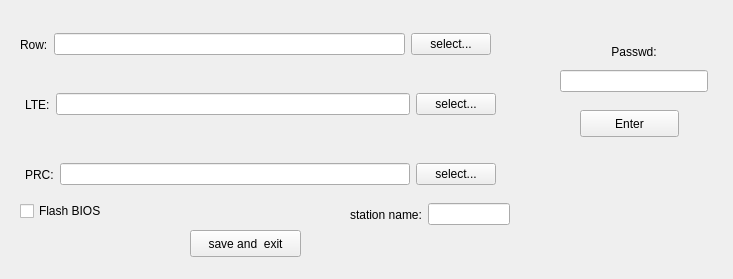
Before: the Qt Designer form settingfwver.ui in archerHe/heyuan, drawn with Qt 5.
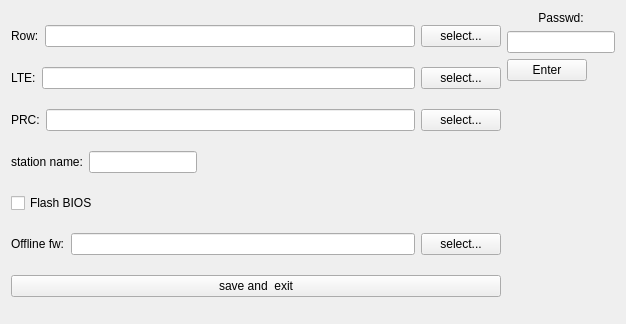
After: the same form once the commit is applied.

Commit message: 1. add offline download mode. 2. mainwindow can be resize.

```diff
--- a/settingfwver.ui
+++ b/settingfwver.ui
@@ -6,35 +6,23 @@
    <rect>
     <x>0</x>
     <y>0</y>
-    <width>733</width>
-    <height>279</height>
+    <width>626</width>
+    <height>324</height>
    </rect>
   </property>
+  <property name="sizePolicy">
+   <sizepolicy hsizetype="Expanding" vsizetype="Preferred">
+    <horstretch>0</horstretch>
+    <verstretch>0</verstretch>
+   </sizepolicy>
+  </property>
   <property name="windowTitle">
    <string>Form</string>
   </property>
-  <widget class="QPushButton" name="btn_exit">
-   <property name="geometry">
-    <rect>
-     <x>190</x>
-     <y>230</y>
-     <width>111</width>
-     <height>27</height>
-    </rect>
-   </property>
-   <property name="text">
-    <string>save and  exit</string>
-   </property>
-  </widget>
-  <widget class="QWidget" name="layoutWidget">
-   <property name="geometry">
-    <rect>
-     <x>20</x>
-     <y>30</y>
-     <width>471</width>
-     <height>29</height>
-    </rect>
-   </property>
+  <layout class="QHBoxLayout" name="horizontalLayout_6">
+   <item>
+    <layout class="QVBoxLayout" name="verticalLayout_2">
+     <item>
    <layout class="QHBoxLayout" name="horizontalLayout">
     <item>
      <widget class="QLabel" name="lbl_row">
@@ -54,16 +42,8 @@
      </widget>
     </item>
    </layout>
-  </widget>
-  <widget class="QWidget" name="layoutWidget">
-   <property name="geometry">
-    <rect>
-     <x>25</x>
-     <y>90</y>
-     <width>471</width>
-     <height>29</height>
-    </rect>
-   </property>
+     </item>
+     <item>
    <layout class="QHBoxLayout" name="horizontalLayout_2">
     <item>
      <widget class="QLabel" name="lbl_lte">
@@ -83,16 +63,8 @@
      </widget>
     </item>
    </layout>
-  </widget>
-  <widget class="QWidget" name="layoutWidget">
-   <property name="geometry">
-    <rect>
-     <x>25</x>
-     <y>160</y>
-     <width>471</width>
-     <height>29</height>
-    </rect>
-   </property>
+     </item>
+     <item>
    <layout class="QHBoxLayout" name="horizontalLayout_3">
     <item>
      <widget class="QLabel" name="lbl_prc">
@@ -112,42 +84,92 @@
      </widget>
     </item>
    </layout>
-  </widget>
-  <widget class="QPushButton" name="btn_passwd">
-   <property name="geometry">
-    <rect>
-     <x>580</x>
-     <y>110</y>
-     <width>99</width>
-     <height>27</height>
-    </rect>
-   </property>
+     </item>
+     <item>
+      <layout class="QHBoxLayout" name="horizontalLayout_4">
+       <item>
+        <widget class="QLabel" name="lbl_station_name">
    <property name="text">
-    <string>Enter</string>
-   </property>
-  </widget>
+          <string>station name:</string>
+         </property>
+        </widget>
+       </item>
+       <item>
+        <widget class="QLineEdit" name="le_station_name">
+         <property name="sizePolicy">
+          <sizepolicy hsizetype="Fixed" vsizetype="Fixed">
+           <horstretch>0</horstretch>
+           <verstretch>0</verstretch>
+          </sizepolicy>
+         </property>
+        </widget>
+       </item>
+       <item>
+        <spacer name="horizontalSpacer">
+         <property name="orientation">
+          <enum>Qt::Horizontal</enum>
+         </property>
+         <property name="sizeHint" stdset="0">
+          <size>
+           <width>124</width>
+           <height>20</height>
+          </size>
+         </property>
+        </spacer>
+       </item>
+      </layout>
+     </item>
+     <item>
   <widget class="QCheckBox" name="ckb_bootloader">
-   <property name="geometry">
-    <rect>
-     <x>20</x>
-     <y>200</y>
-     <width>97</width>
-     <height>22</height>
-    </rect>
-   </property>
    <property name="text">
     <string>Flash BIOS</string>
    </property>
   </widget>
-  <widget class="QWidget" name="">
-   <property name="geometry">
-    <rect>
-     <x>560</x>
-     <y>40</y>
-     <width>148</width>
-     <height>52</height>
-    </rect>
-   </property>
+     </item>
+     <item>
+      <layout class="QHBoxLayout" name="horizontalLayout_5">
+       <item>
+        <widget class="QLabel" name="lbl_offline_fw">
+         <property name="text">
+          <string>Offline fw:</string>
+         </property>
+        </widget>
+       </item>
+       <item>
+        <widget class="QLineEdit" name="le_offline_fw">
+         <property name="sizePolicy">
+          <sizepolicy hsizetype="Expanding" vsizetype="Fixed">
+           <horstretch>0</horstretch>
+           <verstretch>0</verstretch>
+          </sizepolicy>
+         </property>
+        </widget>
+       </item>
+       <item>
+        <widget class="QPushButton" name="btn_select_offline_fw">
+         <property name="sizePolicy">
+          <sizepolicy hsizetype="Fixed" vsizetype="Fixed">
+           <horstretch>0</horstretch>
+           <verstretch>0</verstretch>
+          </sizepolicy>
+         </property>
+         <property name="text">
+          <string>select...</string>
+         </property>
+        </widget>
+       </item>
+      </layout>
+     </item>
+     <item>
+      <widget class="QPushButton" name="btn_exit">
+       <property name="text">
+        <string>save and  exit</string>
+       </property>
+      </widget>
+     </item>
+    </layout>
+   </item>
+   <item>
    <layout class="QVBoxLayout" name="verticalLayout">
     <item>
      <widget class="QLabel" name="lbl_passwd">
@@ -160,32 +182,44 @@
      </widget>
     </item>
     <item>
-     <widget class="QLineEdit" name="le_passwd"/>
-    </item>
-   </layout>
-  </widget>
-  <widget class="QWidget" name="">
-   <property name="geometry">
-    <rect>
-     <x>350</x>
-     <y>200</y>
-     <width>160</width>
-     <height>29</height>
-    </rect>
-   </property>
-   <layout class="QHBoxLayout" name="horizontalLayout_4">
+      <widget class="QLineEdit" name="le_passwd">
+       <property name="sizePolicy">
+        <sizepolicy hsizetype="Fixed" vsizetype="Fixed">
+         <horstretch>0</horstretch>
+         <verstretch>0</verstretch>
+        </sizepolicy>
+       </property>
+      </widget>
+     </item>
     <item>
-     <widget class="QLabel" name="lbl_station_name">
+      <widget class="QPushButton" name="btn_passwd">
+       <property name="sizePolicy">
+        <sizepolicy hsizetype="Fixed" vsizetype="Fixed">
+         <horstretch>0</horstretch>
+         <verstretch>0</verstretch>
+        </sizepolicy>
+       </property>
       <property name="text">
-       <string>station name:</string>
+        <string>Enter</string>
       </property>
      </widget>
     </item>
     <item>
-     <widget class="QLineEdit" name="le_station_name"/>
-    </item>
-   </layout>
-  </widget>
+      <spacer name="verticalSpacer">
+       <property name="orientation">
+        <enum>Qt::Vertical</enum>
+       </property>
+       <property name="sizeHint" stdset="0">
+        <size>
+         <width>20</width>
+         <height>40</height>
+        </size>
+       </property>
+      </spacer>
+     </item>
+    </layout>
+   </item>
+  </layout>
  </widget>
  <resources/>
  <connections/>
```
Lines whose indentation alone changed are shown as unchanged. The commit also changes 10 other files.
